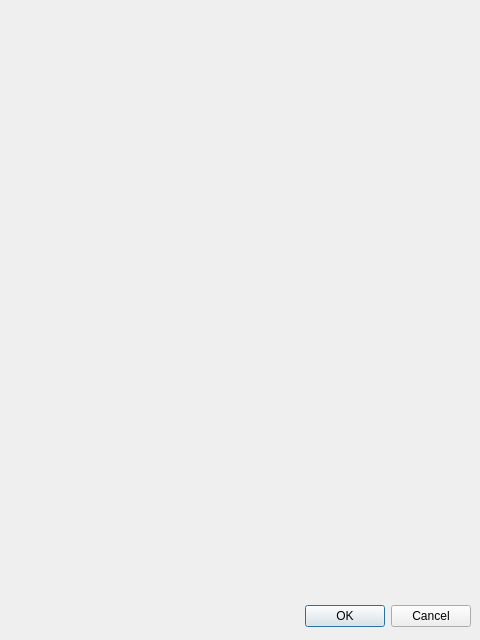
The window that gtes_starts/complex_db_table_dialog.ui (olgerd27/gtes_starts) describes before a commit, drawn with Qt 5.
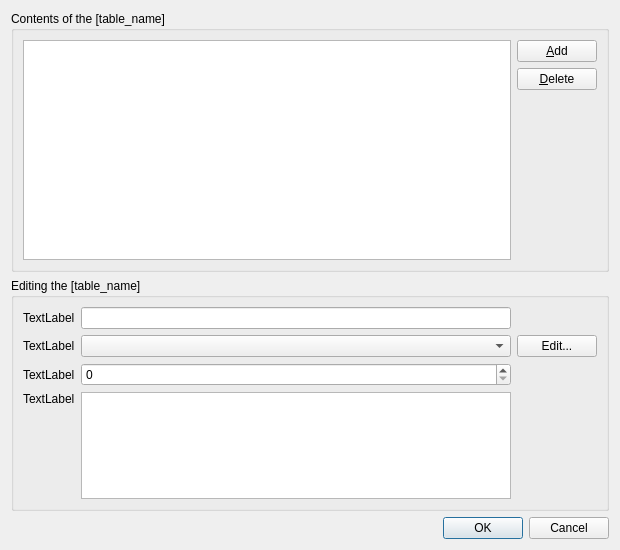
The same window after the commit. Icons and pictures are not drawn.

Commit message:
Implement UI of a complex DB tables dialog (not final version).
Overload a QPushButton class for storing an appropriate DB table name.

What changed in the file:
```diff
--- a/gtes_starts/complex_db_table_dialog.ui
+++ b/gtes_starts/complex_db_table_dialog.ui
@@ -5,29 +5,163 @@
    <rect>
     <x>0</x>
     <y>0</y>
-    <width>480</width>
-    <height>640</height>
+    <width>620</width>
+    <height>550</height>
    </rect>
   </property>
   <property name="windowTitle">
    <string>Dialog</string>
   </property>
-  <widget name="buttonBox" class="QDialogButtonBox">
-   <property name="geometry">
-    <rect>
-     <x>10</x>
-     <y>600</y>
-     <width>461</width>
-     <height>32</height>
-    </rect>
-   </property>
-   <property name="orientation">
-    <enum>Qt::Horizontal</enum>
-   </property>
-   <property name="standardButtons">
-    <set>QDialogButtonBox::Cancel|QDialogButtonBox::Ok</set>
-   </property>
-  </widget>
+  <layout class="QVBoxLayout" name="verticalLayout">
+   <item>
+    <widget class="QGroupBox" name="m_gboxDBTable">
+     <property name="title">
+      <string>Contents of the [table_name]</string>
+     </property>
+     <layout class="QGridLayout" name="gridLayout_2">
+      <item row="0" column="0" rowspan="3">
+       <widget class="QListView" name="m_listvTableContents">
+        <property name="minimumSize">
+         <size>
+          <width>0</width>
+          <height>220</height>
+         </size>
+        </property>
+        <property name="toolTip">
+         <string>&lt;html&gt;&lt;head/&gt;&lt;body&gt;&lt;p&gt;Available database table data&lt;/p&gt;&lt;/body&gt;&lt;/html&gt;</string>
+        </property>
+       </widget>
+      </item>
+      <item row="0" column="1">
+       <widget class="QPushButton" name="m_pbAdd">
+        <property name="toolTip">
+         <string>&lt;html&gt;&lt;head/&gt;&lt;body&gt;&lt;p&gt;Add the new line&lt;/p&gt;&lt;/body&gt;&lt;/html&gt;</string>
+        </property>
+        <property name="text">
+         <string>&amp;Add</string>
+        </property>
+        <property name="icon">
+         <iconset resource="images_resources.qrc">
+          <normaloff>:/images/Add_Symbol.png</normaloff>:/images/Add_Symbol.png</iconset>
+        </property>
+       </widget>
+      </item>
+      <item row="1" column="1">
+       <widget class="QPushButton" name="m_pbDelete">
+        <property name="toolTip">
+         <string>&lt;html&gt;&lt;head/&gt;&lt;body&gt;&lt;p&gt;Delete the selected line&lt;/p&gt;&lt;/body&gt;&lt;/html&gt;</string>
+        </property>
+        <property name="text">
+         <string>&amp;Delete</string>
+        </property>
+        <property name="icon">
+         <iconset resource="images_resources.qrc">
+          <normaloff>:/images/clear_output.png</normaloff>:/images/clear_output.png</iconset>
+        </property>
+       </widget>
+      </item>
+      <item row="2" column="1">
+       <spacer name="verticalSpacer_2">
+        <property name="orientation">
+         <enum>Qt::Vertical</enum>
+        </property>
+        <property name="sizeHint" stdset="0">
+         <size>
+          <width>20</width>
+          <height>157</height>
+         </size>
+        </property>
+       </spacer>
+      </item>
+     </layout>
+    </widget>
+   </item>
+   <item>
+    <widget class="QGroupBox" name="groupBox_2">
+     <property name="sizePolicy">
+      <sizepolicy hsizetype="Preferred" vsizetype="Expanding">
+       <horstretch>0</horstretch>
+       <verstretch>0</verstretch>
+      </sizepolicy>
+     </property>
+     <property name="title">
+      <string>Editing the [table_name]</string>
+     </property>
+     <layout class="QGridLayout" name="gridLayout">
+      <item row="3" column="1" rowspan="2">
+       <widget class="QTextEdit" name="textEdit"/>
+      </item>
+      <item row="0" column="0">
+       <widget class="QLabel" name="label">
+        <property name="text">
+         <string>TextLabel</string>
+        </property>
+       </widget>
+      </item>
+      <item row="1" column="0">
+       <widget class="QLabel" name="label_2">
+        <property name="text">
+         <string>TextLabel</string>
+        </property>
+       </widget>
+      </item>
+      <item row="2" column="1">
+       <widget class="QSpinBox" name="spinBox"/>
+      </item>
+      <item row="0" column="1">
+       <widget class="QLineEdit" name="lineEdit"/>
+      </item>
+      <item row="1" column="1">
+       <widget class="QComboBox" name="comboBox"/>
+      </item>
+      <item row="2" column="0">
+       <widget class="QLabel" name="label_3">
+        <property name="text">
+         <string>TextLabel</string>
+        </property>
+       </widget>
+      </item>
+      <item row="4" column="0">
+       <spacer name="verticalSpacer">
+        <property name="orientation">
+         <enum>Qt::Vertical</enum>
+        </property>
+        <property name="sizeHint" stdset="0">
+         <size>
+          <width>20</width>
+          <height>108</height>
+         </size>
+        </property>
+       </spacer>
+      </item>
+      <item row="3" column="0">
+       <widget class="QLabel" name="label_4">
+        <property name="text">
+         <string>TextLabel</string>
+        </property>
+       </widget>
+      </item>
+      <item row="1" column="2">
+       <widget class="QPushButton" name="pushButton">
+        <property name="text">
+         <string>Edit...</string>
+        </property>
+       </widget>
+      </item>
+     </layout>
+    </widget>
+   </item>
+   <item>
+    <widget class="QDialogButtonBox" name="buttonBox">
+     <property name="orientation">
+      <enum>Qt::Horizontal</enum>
+     </property>
+     <property name="standardButtons">
+      <set>QDialogButtonBox::Cancel|QDialogButtonBox::Ok</set>
+     </property>
+    </widget>
+   </item>
+  </layout>
  </widget>
  <resources/>
  <connections>
```
Left out of the diff: 7 changed lines with no effect on the pictures. The commit also changes 11 other files.
